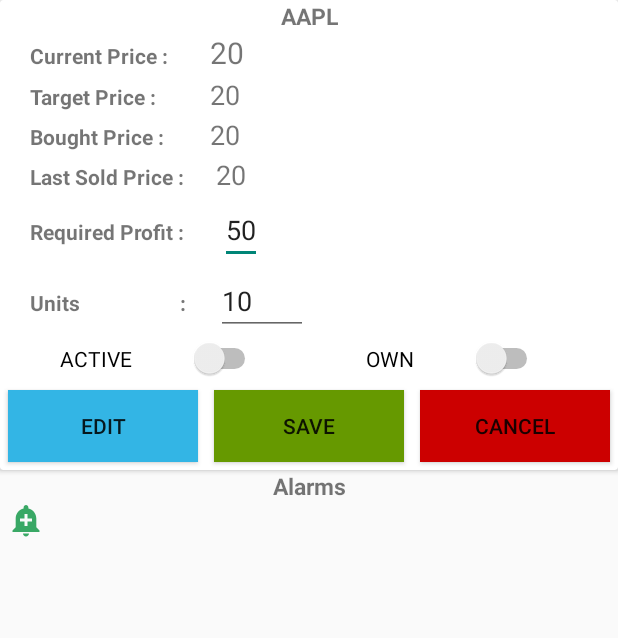
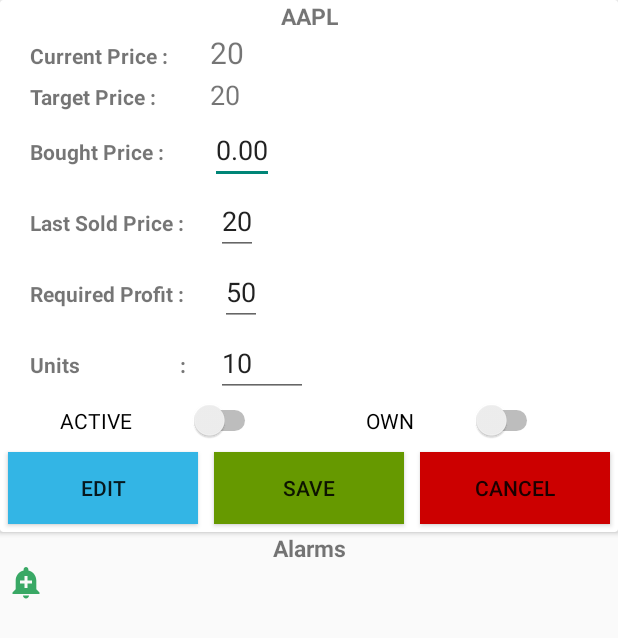
Before and after one commit to gagansingh198661/stocksMobileAndroid, an Android app built with Jetpack Compose: the layout activity_stock_detail.xml on its own in the app's theme, with its tools: preview values and no code run, on a phone screen of 412 x 824 dp. Shown: the top 638 px of the screen. Run offline under Robolectric (Android 15) with nearby library versions, the phone set to English and light mode, and no system bars; network calls fail.

```diff
--- a/app/src/main/AndroidManifest.xml
+++ b/app/src/main/AndroidManifest.xml
@@ -3,6 +3,8 @@
     xmlns:tools="http://schemas.android.com/tools" >
 
     <uses-permission android:name="android.permission.INTERNET" />
+
+    <uses-permission android:name="android.permission.POST_NOTIFICATIONS" />
 
     <application
         android:allowBackup="true"
--- a/app/src/main/java/com/example/stocksmonitor/model/InfoDTO.kt
+++ b/app/src/main/java/com/example/stocksmonitor/model/InfoDTO.kt
@@ -1,4 +1,4 @@
 package com.example.stocksmonitor.model
 
 data class InfoDTO(val action:String,
-                   val stock: Stock,val alerts:MutableList<Alert>)
+                   val stock: Stock,val alerts:MutableList<Alert>?)
--- a/app/src/main/java/com/example/stocksmonitor/service/RetrofitClient.kt
+++ b/app/src/main/java/com/example/stocksmonitor/service/RetrofitClient.kt
@@ -6,7 +6,7 @@ import retrofit2.converter.gson.GsonConverterFactory
 import retrofit2.converter.scalars.ScalarsConverterFactory
 
 object RetrofitClient {
-    private const val BASE_URL = "https://noqarozxwolb.share.zrok.io"
+    private const val BASE_URL = "https://9uwnuajzt9eg.share.zrok.io"
 
     val apiService: StockService by lazy {
         Retrofit.Builder()
--- a/app/src/main/res/layout/activity_stock_detail.xml
+++ b/app/src/main/res/layout/activity_stock_detail.xml
@@ -103,12 +103,13 @@
                     android:textAlignment="viewStart"
                     android:textStyle="bold" />
 
-                <TextView
-                    android:id="@+id/boughtPriceValue"
+                <EditText
+                    android:id="@+id/boughtPriceValueSD"
                     android:layout_width="wrap_content"
                     android:layout_height="wrap_content"
                     android:layout_marginLeft="20dp"
-                    android:text="20"
+                    android:text="0.00"
+                    android:inputType="numberDecimal"
                     android:textAlignment="center"
                     android:textSize="18sp" />
             </LinearLayout>
@@ -128,12 +129,13 @@
                     android:textAlignment="viewStart"
                     android:textStyle="bold" />
 
-                <TextView
-                    android:id="@+id/soldPriceValue"
+                <EditText
+                    android:id="@+id/soldPriceValueSD"
                     android:layout_width="wrap_content"
                     android:layout_height="wrap_content"
                     android:layout_marginLeft="20dp"
                     android:text="20"
+                    android:inputType="numberDecimal"
                     android:textAlignment="center"
                     android:textSize="18sp" />
             </LinearLayout>
@@ -154,11 +156,11 @@
                     android:textStyle="bold" />
 
                 <EditText
-                    android:id="@+id/requiredProfitValue"
+                    android:id="@+id/requiredProfitValueSD"
                     android:layout_width="wrap_content"
                     android:layout_height="wrap_content"
                     android:layout_marginLeft="20dp"
-                    android:inputType="none"
+                    android:inputType="numberDecimal"
                     android:text="50"
                     android:textAlignment="center" />
             </LinearLayout>
@@ -179,7 +181,7 @@
                     android:textStyle="bold" />
 
                 <EditText
-                    android:id="@+id/unitsValue"
+                    android:id="@+id/unitsValueSD"
                     android:layout_width="61dp"
                     android:layout_height="wrap_content"
                     android:layout_marginLeft="20dp"
```
Also changed, not shown: app/src/main/java/com/example/stocksmonitor/activity/MainActivity.kt (+33 -1 lines), app/src/main/java/com/example/stocksmonitor/activity/StockDetailActivity.kt (+29 -12 lines), 1 other file.
